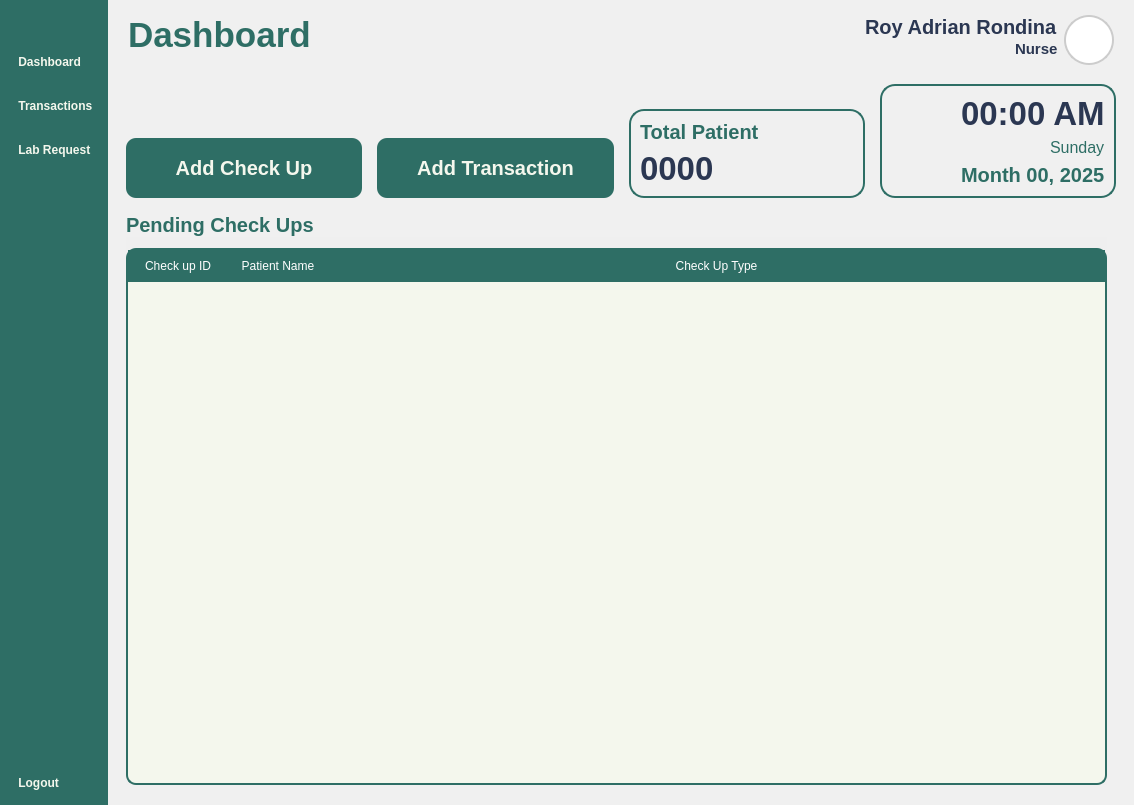
Above: Views/Staff_Dashboard.ui from VinsmokeSanji69/COVACHA_CLINIC_SYSTEM before the change. Below: the same form after it.
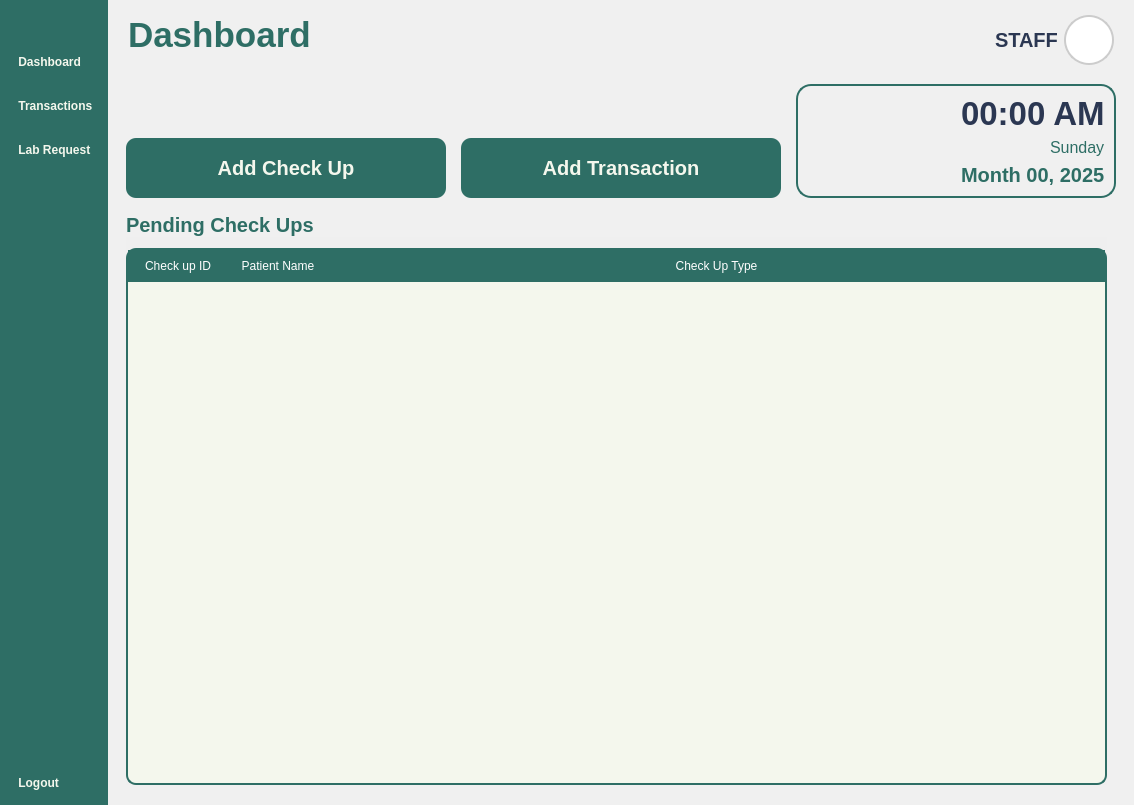
That is the form after the change. Icons and pictures are not drawn.

Diff of the .ui file:
```diff
--- a/Views/Staff_Dashboard.ui
+++ b/Views/Staff_Dashboard.ui
@@ -375,20 +375,10 @@
              <property name="spacing">
               <number>0</number>
              </property>
-             <item alignment="Qt::AlignRight">
+             <item alignment="Qt::AlignRight|Qt::AlignVCenter">
               <widget class="QLabel" name="UserName">
                <property name="text">
-                <string>Roy Adrian Rondina</string>
-               </property>
-               <property name="alignment">
-                <set>Qt::AlignLeading</set>
-               </property>
-              </widget>
-             </item>
-             <item alignment="Qt::AlignRight">
-              <widget class="QLabel" name="UserType">
-               <property name="text">
-                <string>Nurse</string>
+                <string>STAFF</string>
                </property>
                <property name="alignment">
                 <set>Qt::AlignLeading</set>
@@ -577,44 +567,6 @@
               </property>
              </widget>
             </item>
-            <item alignment="Qt::AlignBottom">
-             <widget class="QFrame" name="TotalPatient">
-              <property name="sizePolicy">
-               <sizepolicy hsizetype="Preferred" vsizetype="Preferred">
-                <horstretch>0</horstretch>
-                <verstretch>0</verstretch>
-               </sizepolicy>
-              </property>
-              <property name="frameShape">
-               <enum>QFrame::StyledPanel</enum>
-              </property>
-              <property name="frameShadow">
-               <enum>QFrame::Raised</enum>
-              </property>
-              <layout class="QVBoxLayout" name="verticalLayout_8">
-               <item alignment="Qt::AlignBottom">
-                <widget class="QLabel" name="label_9">
-                 <property name="text">
-                  <string>Total Patient</string>
-                 </property>
-                </widget>
-               </item>
-               <item>
-                <widget class="QLabel" name="Total">
-                 <property name="sizePolicy">
-                  <sizepolicy hsizetype="Preferred" vsizetype="Maximum">
-                   <horstretch>0</horstretch>
-                   <verstretch>0</verstretch>
-                  </sizepolicy>
-                 </property>
-                 <property name="text">
-                  <string>0000</string>
-                 </property>
-                </widget>
-               </item>
-              </layout>
-             </widget>
-            </item>
             <item>
              <widget class="QFrame" name="DayFrame">
               <property name="frameShape">
```
Left out of the diff: 4 changed lines with no effect on the pictures.
